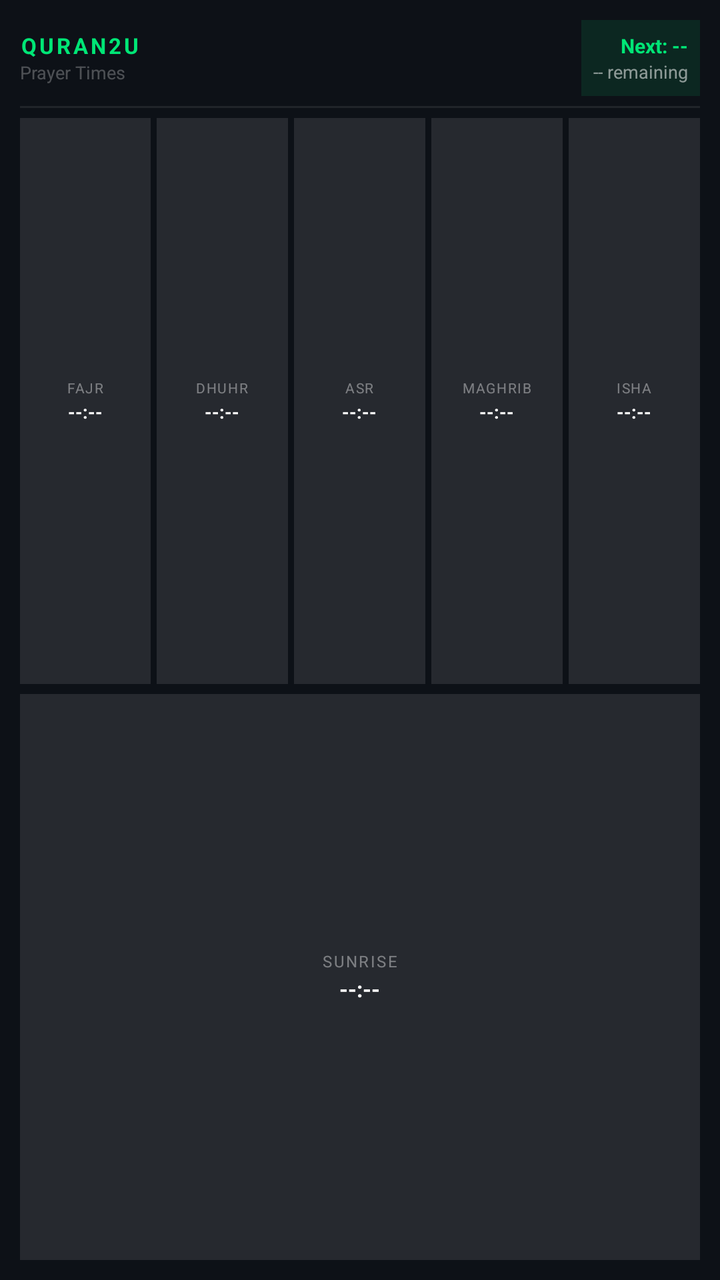
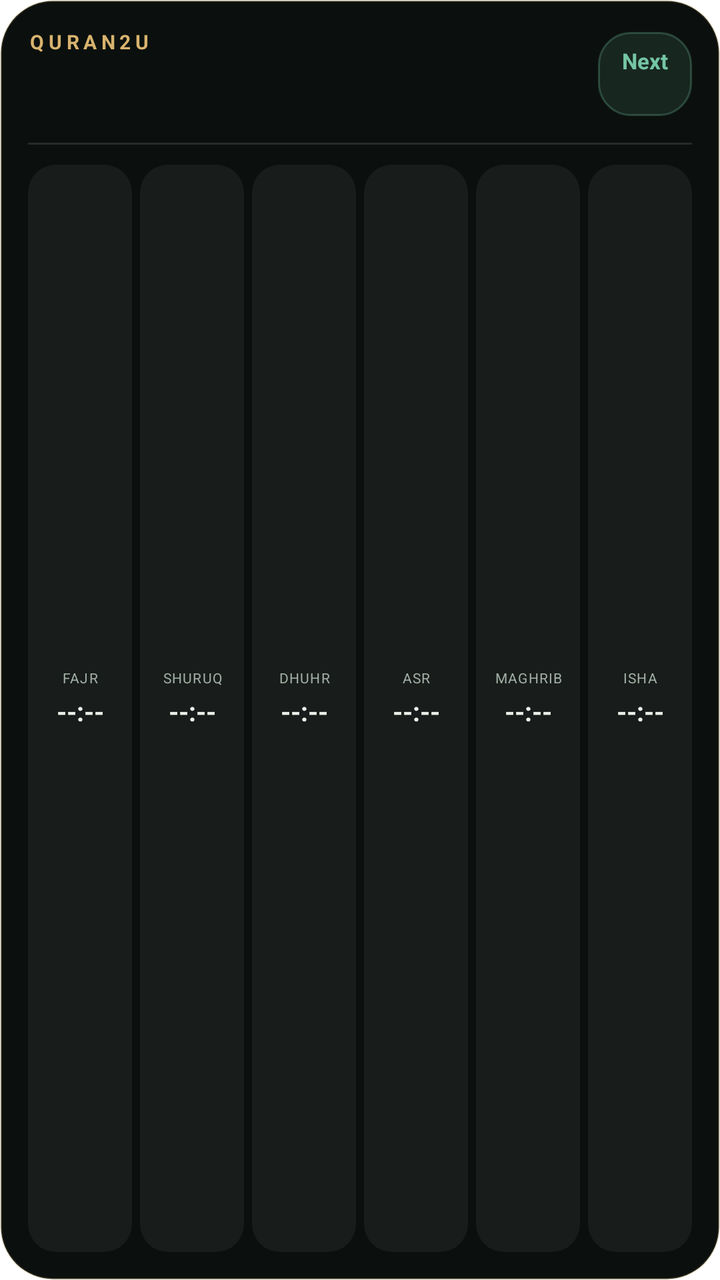

Compare the two renders of this Android layout. The source of the first and the diff that turns it into the second are given below.
<!-- AndroidManifest.xml: fallback theme Theme.MaterialComponents.DayNight.NoActionBar -->
<!-- res/layout/prayer_times_widget.xml -->
<?xml version="1.0" encoding="utf-8"?>
<LinearLayout xmlns:android="http://schemas.android.com/apk/res/android"
    android:id="@+id/widget_root"
    android:layout_width="match_parent"
    android:layout_height="match_parent"
    android:background="#0D1117"
    android:orientation="vertical"
    android:padding="10dp">

    
    <LinearLayout
        android:layout_width="match_parent"
        android:layout_height="wrap_content"
        android:orientation="horizontal"
        android:gravity="center_vertical"
        android:layout_marginBottom="5dp">

        
        <LinearLayout
            android:layout_width="0dp"
            android:layout_height="wrap_content"
            android:layout_weight="1"
            android:orientation="vertical">

            <TextView
                android:layout_width="wrap_content"
                android:layout_height="wrap_content"
                android:text="QURAN2U"
                android:textColor="#00E676"
                android:textSize="11sp"
                android:textStyle="bold"
                android:letterSpacing="0.12" />

            <TextView
                android:layout_width="wrap_content"
                android:layout_height="wrap_content"
                android:text="Prayer Times"
                android:textColor="#44FFFFFF"
                android:textSize="9sp" />
        </LinearLayout>

        
        <LinearLayout
            android:layout_width="wrap_content"
            android:layout_height="wrap_content"
            android:orientation="vertical"
            android:gravity="end"
            android:background="#1A00E676"
            android:padding="6dp">

            <TextView
                android:id="@+id/tv_next_prayer_label"
                android:layout_width="wrap_content"
                android:layout_height="wrap_content"
                android:text="Next: --"
                android:textColor="#00E676"
                android:textSize="10sp"
                android:textStyle="bold" />

            <TextView
                android:id="@+id/tv_countdown"
                android:layout_width="wrap_content"
                android:layout_height="wrap_content"
                android:text="-- remaining"
                android:textColor="#88FFFFFF"
                android:textSize="9sp" />
        </LinearLayout>
    </LinearLayout>

    
    <TextView
        android:layout_width="match_parent"
        android:layout_height="1dp"
        android:background="#15FFFFFF"
        android:layout_marginBottom="5dp" />

    
    <LinearLayout
        android:layout_width="match_parent"
        android:layout_height="0dp"
        android:layout_weight="1"
        android:orientation="horizontal"
        android:layout_marginBottom="5dp">

        
        <LinearLayout
            android:id="@+id/row_fajr"
            android:layout_width="0dp"
            android:layout_height="match_parent"
            android:layout_weight="1"
            android:orientation="vertical"
            android:gravity="center"
            android:background="#1AFFFFFF"
            android:layout_marginEnd="3dp"
            android:paddingTop="3dp"
            android:paddingBottom="3dp">

            <TextView
                android:layout_width="wrap_content"
                android:layout_height="wrap_content"
                android:text="FAJR"
                android:textColor="#66FFFFFF"
                android:textSize="7sp"
                android:letterSpacing="0.08" />

            <TextView
                android:id="@+id/tv_fajr"
                android:layout_width="wrap_content"
                android:layout_height="wrap_content"
                android:text="--:--"
                android:textColor="#FFFFFF"
                android:textSize="9sp"
                android:textStyle="bold"
                android:layout_marginTop="1dp" />
        </LinearLayout>

        
        <LinearLayout
            android:id="@+id/row_dhuhr"
            android:layout_width="0dp"
            android:layout_height="match_parent"
            android:layout_weight="1"
            android:orientation="vertical"
            android:gravity="center"
            android:background="#1AFFFFFF"
            android:layout_marginEnd="3dp"
            android:paddingTop="3dp"
            android:paddingBottom="3dp">

            <TextView
                android:layout_width="wrap_content"
                android:layout_height="wrap_content"
                android:text="DHUHR"
                android:textColor="#66FFFFFF"
                android:textSize="7sp"
                android:letterSpacing="0.08" />

            <TextView
                android:id="@+id/tv_dhuhr"
                android:layout_width="wrap_content"
                android:layout_height="wrap_content"
                android:text="--:--"
                android:textColor="#FFFFFF"
                android:textSize="9sp"
                android:textStyle="bold"
                android:layout_marginTop="1dp" />
        </LinearLayout>

        
        <LinearLayout
            android:id="@+id/row_asr"
            android:layout_width="0dp"
            android:layout_height="match_parent"
            android:layout_weight="1"
            android:orientation="vertical"
            android:gravity="center"
            android:background="#1AFFFFFF"
            android:layout_marginEnd="3dp"
            android:paddingTop="3dp"
            android:paddingBottom="3dp">

            <TextView
                android:layout_width="wrap_content"
                android:layout_height="wrap_content"
                android:text="ASR"
                android:textColor="#66FFFFFF"
                android:textSize="7sp"
                android:letterSpacing="0.08" />

            <TextView
                android:id="@+id/tv_asr"
                android:layout_width="wrap_content"
                android:layout_height="wrap_content"
                android:text="--:--"
                android:textColor="#FFFFFF"
                android:textSize="9sp"
                android:textStyle="bold"
                android:layout_marginTop="1dp" />
        </LinearLayout>

        
        <LinearLayout
            android:id="@+id/row_maghrib"
            android:layout_width="0dp"
            android:layout_height="match_parent"
            android:layout_weight="1"
            android:orientation="vertical"
            android:gravity="center"
            android:background="#1AFFFFFF"
            android:layout_marginEnd="3dp"
            android:paddingTop="3dp"
            android:paddingBottom="3dp">

            <TextView
                android:layout_width="wrap_content"
                android:layout_height="wrap_content"
                android:text="MAGHRIB"
                android:textColor="#66FFFFFF"
                android:textSize="7sp"
                android:letterSpacing="0.08" />

            <TextView
                android:id="@+id/tv_maghrib"
                android:layout_width="wrap_content"
                android:layout_height="wrap_content"
                android:text="--:--"
                android:textColor="#FFFFFF"
                android:textSize="9sp"
                android:textStyle="bold"
                android:layout_marginTop="1dp" />
        </LinearLayout>

        
        <LinearLayout
            android:id="@+id/row_isha"
            android:layout_width="0dp"
            android:layout_height="match_parent"
            android:layout_weight="1"
            android:orientation="vertical"
            android:gravity="center"
            android:background="#1AFFFFFF"
            android:paddingTop="3dp"
            android:paddingBottom="3dp">

            <TextView
                android:layout_width="wrap_content"
                android:layout_height="wrap_content"
                android:text="ISHA"
                android:textColor="#66FFFFFF"
                android:textSize="7sp"
                android:letterSpacing="0.08" />

            <TextView
                android:id="@+id/tv_isha"
                android:layout_width="wrap_content"
                android:layout_height="wrap_content"
                android:text="--:--"
                android:textColor="#FFFFFF"
                android:textSize="9sp"
                android:textStyle="bold"
                android:layout_marginTop="1dp" />
        </LinearLayout>
    </LinearLayout>

    
    <LinearLayout
        android:layout_width="match_parent"
        android:layout_height="0dp"
        android:layout_weight="1"
        android:orientation="horizontal">

        <LinearLayout
            android:id="@+id/row_sunrise"
            android:layout_width="0dp"
            android:layout_height="match_parent"
            android:layout_weight="1"
            android:orientation="vertical"
            android:gravity="center"
            android:background="#1AFFFFFF"
            android:paddingTop="3dp"
            android:paddingBottom="3dp">

            <TextView
                android:layout_width="wrap_content"
                android:layout_height="wrap_content"
                android:text="SUNRISE"
                android:textColor="#66FFFFFF"
                android:textSize="8sp"
                android:letterSpacing="0.1" />

            <TextView
                android:id="@+id/tv_sunrise"
                android:layout_width="wrap_content"
                android:layout_height="wrap_content"
                android:text="--:--"
                android:textColor="#FFFFFF"
                android:textSize="11sp"
                android:textStyle="bold"
                android:layout_marginTop="1dp" />
        </LinearLayout>
    </LinearLayout>

</LinearLayout>
<!-- resources referenced by this layout -->
<resources>

</resources>

<!-- the commit's change to res/layout/prayer_times_widget.xml (unified diff, before → after) -->
@@ -3,19 +3,18 @@
     android:id="@+id/widget_root"
     android:layout_width="match_parent"
     android:layout_height="match_parent"
-    android:background="#0D1117"
+    android:background="@drawable/widget_background"
     android:orientation="vertical"
-    android:padding="10dp">
+    android:padding="14dp">
 
     
     <LinearLayout
         android:layout_width="match_parent"
         android:layout_height="wrap_content"
         android:orientation="horizontal"
-        android:gravity="center_vertical"
-        android:layout_marginBottom="5dp">
-
-        
+        android:baselineAligned="false"
+        android:gravity="center_vertical">
+
         <LinearLayout
             android:layout_width="0dp"
             android:layout_height="wrap_content"
@@ -26,44 +25,66 @@
                 android:layout_width="wrap_content"
                 android:layout_height="wrap_content"
                 android:text="QURAN2U"
-                android:textColor="#00E676"
-                android:textSize="11sp"
-                android:textStyle="bold"
-                android:letterSpacing="0.12" />
-
-            <TextView
+                android:textColor="#D8B36E"
+                android:textSize="10sp"
+                android:textStyle="bold"
+                android:letterSpacing="0.22"
+                android:singleLine="true" />
+
+            <TextView
+                android:id="@+id/tv_hijri_date"
                 android:layout_width="wrap_content"
                 android:layout_height="wrap_content"
-                android:text="Prayer Times"
-                android:textColor="#44FFFFFF"
-                android:textSize="9sp" />
-        </LinearLayout>
-
-        
+                android:layout_marginTop="3dp"
+                android:text=""
+                android:textColor="#ECEFE9"
+                android:textSize="12sp"
+                android:textStyle="bold"
+                android:singleLine="true"
+                android:ellipsize="end" />
+
+            <TextView
+                android:id="@+id/tv_greg_date"
+                android:layout_width="wrap_content"
+                android:layout_height="wrap_content"
+                android:layout_marginTop="1dp"
+                android:text=""
+                android:textColor="#A2AFA6"
+                android:textSize="9sp"
+                android:singleLine="true"
+                android:ellipsize="end" />
+        </LinearLayout>
+
         <LinearLayout
             android:layout_width="wrap_content"
             android:layout_height="wrap_content"
             android:orientation="vertical"
             android:gravity="end"
-            android:background="#1A00E676"
-            android:padding="6dp">
+            android:background="@drawable/widget_pill"
+            android:paddingStart="12dp"
+            android:paddingEnd="12dp"
+            android:paddingTop="7dp"
+            android:paddingBottom="7dp">
 
             <TextView
                 android:id="@+id/tv_next_prayer_label"
                 android:layout_width="wrap_content"
                 android:layout_height="wrap_content"
-                android:text="Next: --"
-                android:textColor="#00E676"
-                android:textSize="10sp"
-                android:textStyle="bold" />
+                android:text="Next"
+                android:textColor="#74C6A4"
+                android:textSize="11sp"
+                android:textStyle="bold"
+                android:singleLine="true" />
 
             <TextView
                 android:id="@+id/tv_countdown"
                 android:layout_width="wrap_content"
                 android:layout_height="wrap_content"
-                android:text="-- remaining"
-                android:textColor="#88FFFFFF"
-                android:textSize="9sp" />
+                android:layout_marginTop="1dp"
+                android:text=""
+                android:textColor="#A2AFA6"
+                android:textSize="9sp"
+                android:singleLine="true" />
         </LinearLayout>
     </LinearLayout>
 
@@ -71,8 +92,9 @@
     <TextView
         android:layout_width="match_parent"
         android:layout_height="1dp"
-        android:background="#15FFFFFF"
-        android:layout_marginBottom="5dp" />
+        android:background="#1FECEFE9"
+        android:layout_marginTop="11dp"
+        android:layout_marginBottom="10dp" />
 
     
     <LinearLayout
@@ -80,7 +102,7 @@
         android:layout_height="0dp"
         android:layout_weight="1"
         android:orientation="horizontal"
-        android:layout_marginBottom="5dp">
+        android:baselineAligned="false">
 
         
         <LinearLayout
@@ -90,28 +112,98 @@
             android:layout_weight="1"
             android:orientation="vertical"
             android:gravity="center"
-            android:background="#1AFFFFFF"
-            android:layout_marginEnd="3dp"
-            android:paddingTop="3dp"
-            android:paddingBottom="3dp">
-
-            <TextView
-                android:layout_width="wrap_content"
-                android:layout_height="wrap_content"
+            android:paddingStart="2dp"
+            android:paddingEnd="2dp"
+            android:background="@drawable/widget_cell_normal"
+            android:layout_marginEnd="4dp">
+
+            <TextView
+                android:id="@+id/lbl_fajr"
+                android:layout_width="match_parent"
+                android:layout_height="wrap_content"
+                android:gravity="center"
                 android:text="FAJR"
-                android:textColor="#66FFFFFF"
-                android:textSize="7sp"
-                android:letterSpacing="0.08" />
+                android:textColor="#A2AFA6"
+                android:textSize="7sp"
+                android:letterSpacing="0.06"
+                android:singleLine="true"
+                android:ellipsize="none" />
 
             <TextView
                 android:id="@+id/tv_fajr"
-                android:layout_width="wrap_content"
-                android:layout_height="wrap_content"
-                android:text="--:--"
-                android:textColor="#FFFFFF"
-                android:textSize="9sp"
-                android:textStyle="bold"
-                android:layout_marginTop="1dp" />
+                android:layout_width="match_parent"
+                android:layout_height="wrap_content"
+                android:gravity="center"
+                android:layout_marginTop="3dp"
+                android:text="--:--"
+                android:textColor="#ECEFE9"
+                android:textSize="13sp"
+                android:textStyle="bold"
+                android:singleLine="true"
+                android:ellipsize="none" />
+
+            <TextView
+                android:id="@+id/mer_fajr"
+                android:layout_width="match_parent"
+                android:layout_height="wrap_content"
+                android:gravity="center"
+                android:text=""
+                android:textColor="#A2AFA6"
+                android:textSize="7sp"
+                android:letterSpacing="0.06"
+                android:singleLine="true"
+                android:ellipsize="none" />
+        </LinearLayout>
+
+        
+        <LinearLayout
+            android:id="@+id/row_sunrise"
+            android:layout_width="0dp"
+            android:layout_height="match_parent"
+            android:layout_weight="1"
+            android:orientation="vertical"
+            android:gravity="center"
+            android:paddingStart="2dp"
+            android:paddingEnd="2dp"
+            android:background="@drawable/widget_cell_normal"
+            android:layout_marginEnd="4dp">
+
+            <TextView
+                android:id="@+id/lbl_sunrise"
+                android:layout_width="match_parent"
+                android:layout_height="wrap_content"
+                android:gravity="center"
+                android:text="SHURUQ"
+                android:textColor="#A2AFA6"
+                android:textSize="7sp"
+                android:letterSpacing="0.06"
+                android:singleLine="true"
+                android:ellipsize="none" />
+
+            <TextView
+                android:id="@+id/tv_sunrise"
+                android:layout_width="match_parent"
+                android:layout_height="wrap_content"
+                android:gravity="center"
+                android:layout_marginTop="3dp"
+                android:text="--:--"
+                android:textColor="#ECEFE9"
+                android:textSize="13sp"
+                android:textStyle="bold"
+                android:singleLine="true"
+                android:ellipsize="none" />
+
+            <TextView
+                android:id="@+id/mer_sunrise"
+                android:layout_width="match_parent"
+                android:layout_height="wrap_content"
+                android:gravity="center"
+                android:text=""
+                android:textColor="#A2AFA6"
+                android:textSize="7sp"
+                android:letterSpacing="0.06"
+                android:singleLine="true"
+                android:ellipsize="none" />
         </LinearLayout>
 
         
@@ -122,28 +214,47 @@
             android:layout_weight="1"
             android:orientation="vertical"
             android:gravity="center"
-            android:background="#1AFFFFFF"
-            android:layout_marginEnd="3dp"
-            android:paddingTop="3dp"
-            android:paddingBottom="3dp">
-
-            <TextView
-                android:layout_width="wrap_content"
-                android:layout_height="wrap_content"
+            android:paddingStart="2dp"
+            android:paddingEnd="2dp"
+            android:background="@drawable/widget_cell_normal"
+            android:layout_marginEnd="4dp">
+
+            <TextView
+                android:id="@+id/lbl_dhuhr"
+                android:layout_width="match_parent"
+                android:layout_height="wrap_content"
+                android:gravity="center"
                 android:text="DHUHR"
-                android:textColor="#66FFFFFF"
-                android:textSize="7sp"
-                android:letterSpacing="0.08" />
+                android:textColor="#A2AFA6"
+                android:textSize="7sp"
+                android:letterSpacing="0.06"
+                android:singleLine="true"
+                android:ellipsize="none" />
 
             <TextView
                 android:id="@+id/tv_dhuhr"
-                android:layout_width="wrap_content"
-                android:layout_height="wrap_content"
-                android:text="--:--"
-                android:textColor="#FFFFFF"
-                android:textSize="9sp"
-                android:textStyle="bold"
-                android:layout_marginTop="1dp" />
+                android:layout_width="match_parent"
+                android:layout_height="wrap_content"
+                android:gravity="center"
+                android:layout_marginTop="3dp"
+                android:text="--:--"
+                android:textColor="#ECEFE9"
+                android:textSize="13sp"
+                android:textStyle="bold"
+                android:singleLine="true"
+                android:ellipsize="none" />
+
+            <TextView
+                android:id="@+id/mer_dhuhr"
+                android:layout_width="match_parent"
+                android:layout_height="wrap_content"
+                android:gravity="center"
+                android:text=""
+                android:textColor="#A2AFA6"
+                android:textSize="7sp"
+                android:letterSpacing="0.06"
+                android:singleLine="true"
+                android:ellipsize="none" />
         </LinearLayout>
 
         
@@ -154,28 +265,47 @@
             android:layout_weight="1"
             android:orientation="vertical"
             android:gravity="center"
-            android:background="#1AFFFFFF"
-            android:layout_marginEnd="3dp"
-            android:paddingTop="3dp"
-            android:paddingBottom="3dp">
-
-            <TextView
-                android:layout_width="wrap_content"
-                android:layout_height="wrap_content"
+            android:paddingStart="2dp"
+            android:paddingEnd="2dp"
+            android:background="@drawable/widget_cell_normal"
+            android:layout_marginEnd="4dp">
+
+            <TextView
+                android:id="@+id/lbl_asr"
+                android:layout_width="match_parent"
+                android:layout_height="wrap_content"
+                android:gravity="center"
                 android:text="ASR"
-                android:textColor="#66FFFFFF"
-                android:textSize="7sp"
-                android:letterSpacing="0.08" />
+                android:textColor="#A2AFA6"
+                android:textSize="7sp"
+                android:letterSpacing="0.06"
+                android:singleLine="true"
+                android:ellipsize="none" />
 
             <TextView
                 android:id="@+id/tv_asr"
-                android:layout_width="wrap_content"
-                android:layout_height="wrap_content"
-                android:text="--:--"
-                android:textColor="#FFFFFF"
-                android:textSize="9sp"
-                android:textStyle="bold"
-                android:layout_marginTop="1dp" />
+                android:layout_width="match_parent"
+                android:layout_height="wrap_content"
+                android:gravity="center"
+                android:layout_marginTop="3dp"
+                android:text="--:--"
+                android:textColor="#ECEFE9"
+                android:textSize="13sp"
+                android:textStyle="bold"
+                android:singleLine="true"
+                android:ellipsize="none" />
+
+            <TextView
+                android:id="@+id/mer_asr"
+                android:layout_width="match_parent"
+                android:layout_height="wrap_content"
+                android:gravity="center"
+                android:text=""
+                android:textColor="#A2AFA6"
+                android:textSize="7sp"
+                android:letterSpacing="0.06"
+                android:singleLine="true"
+                android:ellipsize="none" />
         </LinearLayout>
 
         
@@ -186,28 +316,47 @@
             android:layout_weight="1"
             android:orientation="vertical"
             android:gravity="center"
-            android:background="#1AFFFFFF"
-            android:layout_marginEnd="3dp"
-            android:paddingTop="3dp"
-            android:paddingBottom="3dp">
-
-            <TextView
-                android:layout_width="wrap_content"
-                android:layout_height="wrap_content"
+            android:paddingStart="2dp"
+            android:paddingEnd="2dp"
+            android:background="@drawable/widget_cell_normal"
+            android:layout_marginEnd="4dp">
+
+            <TextView
+                android:id="@+id/lbl_maghrib"
+                android:layout_width="match_parent"
+                android:layout_height="wrap_content"
+                android:gravity="center"
                 android:text="MAGHRIB"
-                android:textColor="#66FFFFFF"
-                android:textSize="7sp"
-                android:letterSpacing="0.08" />
+                android:textColor="#A2AFA6"
+                android:textSize="7sp"
+                android:letterSpacing="0.06"
+                android:singleLine="true"
+                android:ellipsize="none" />
 
             <TextView
                 android:id="@+id/tv_maghrib"
-                android:layout_width="wrap_content"
-                android:layout_height="wrap_content"
-                android:text="--:--"
-                android:textColor="#FFFFFF"
-                android:textSize="9sp"
-                android:textStyle="bold"
-                android:layout_marginTop="1dp" />
+                android:layout_width="match_parent"
+                android:layout_height="wrap_content"
+                android:gravity="center"
+                android:layout_marginTop="3dp"
+                android:text="--:--"
+                android:textColor="#ECEFE9"
+                android:textSize="13sp"
+                android:textStyle="bold"
+                android:singleLine="true"
+                android:ellipsize="none" />
+
+            <TextView
+                android:id="@+id/mer_maghrib"
+                android:layout_width="match_parent"
+                android:layout_height="wrap_content"
+                android:gravity="center"
+                android:text=""
+                android:textColor="#A2AFA6"
+                android:textSize="7sp"
+                android:letterSpacing="0.06"
+                android:singleLine="true"
+                android:ellipsize="none" />
         </LinearLayout>
 
         
@@ -218,66 +367,47 @@
             android:layout_weight="1"
             android:orientation="vertical"
             android:gravity="center"
-            android:background="#1AFFFFFF"
-            android:paddingTop="3dp"
-            android:paddingBottom="3dp">
-
-            <TextView
-                android:layout_width="wrap_content"
-                android:layout_height="wrap_content"
+            android:paddingStart="2dp"
+            android:paddingEnd="2dp"
+            android:background="@drawable/widget_cell_normal">
+
+            <TextView
+                android:id="@+id/lbl_isha"
+                android:layout_width="match_parent"
+                android:layout_height="wrap_content"
+                android:gravity="center"
                 android:text="ISHA"
-                android:textColor="#66FFFFFF"
-                android:textSize="7sp"
-                android:letterSpacing="0.08" />
+                android:textColor="#A2AFA6"
+                android:textSize="7sp"
+                android:letterSpacing="0.06"
+                android:singleLine="true"
+                android:ellipsize="none" />
 
             <TextView
                 android:id="@+id/tv_isha"
-                android:layout_width="wrap_content"
-                android:layout_height="wrap_content"
-                android:text="--:--"
-                android:textColor="#FFFFFF"
-                android:textSize="9sp"
-                android:textStyle="bold"
-                android:layout_marginTop="1dp" />
+                android:layout_width="match_parent"
+                android:layout_height="wrap_content"
+                android:gravity="center"
+                android:layout_marginTop="3dp"
+                android:text="--:--"
+                android:textColor="#ECEFE9"
+                android:textSize="13sp"
+                android:textStyle="bold"
+                android:singleLine="true"
+                android:ellipsize="none" />
+
+            <TextView
+                android:id="@+id/mer_isha"
+                android:layout_width="match_parent"
+                android:layout_height="wrap_content"
+                android:gravity="center"
+                android:text=""
+                android:textColor="#A2AFA6"
+                android:textSize="7sp"
+                android:letterSpacing="0.06"
+                android:singleLine="true"
+                android:ellipsize="none" />
         </LinearLayout>
     </LinearLayout>
 
-    
-    <LinearLayout
-        android:layout_width="match_parent"
-        android:layout_height="0dp"
-        android:layout_weight="1"
-        android:orientation="horizontal">
-
-        <LinearLayout
-            android:id="@+id/row_sunrise"
-            android:layout_width="0dp"
-            android:layout_height="match_parent"
-            android:layout_weight="1"
-            android:orientation="vertical"
-            android:gravity="center"
-            android:background="#1AFFFFFF"
-            android:paddingTop="3dp"
-            android:paddingBottom="3dp">
-
-            <TextView
-                android:layout_width="wrap_content"
-                android:layout_height="wrap_content"
-                android:text="SUNRISE"
-                android:textColor="#66FFFFFF"
-                android:textSize="8sp"
-                android:letterSpacing="0.1" />
-
-            <TextView
-                android:id="@+id/tv_sunrise"
-                android:layout_width="wrap_content"
-                android:layout_height="wrap_content"
-                android:text="--:--"
-                android:textColor="#FFFFFF"
-                android:textSize="11sp"
-                android:textStyle="bold"
-                android:layout_marginTop="1dp" />
-        </LinearLayout>
-    </LinearLayout>
-
 </LinearLayout>
<!-- resource entries referenced after the edit -->
@@ -1,5 +1,27 @@
 <!-- resources referenced by this layout -->
 <resources>
-
+  <!-- drawable widget_background (drawable) -->
+  <?xml version="1.0" encoding="utf-8"?>
+  <shape xmlns:android="http://schemas.android.com/apk/res/android"
+      android:shape="rectangle">
+      <solid android:color="#0B100E" />
+      <corners android:radius="26dp" />
+      <stroke android:width="1dp" android:color="#33D8B36E" />
+  </shape>
+  <!-- drawable widget_cell_normal (drawable) -->
+  <?xml version="1.0" encoding="utf-8"?>
+  <shape xmlns:android="http://schemas.android.com/apk/res/android"
+      android:shape="rectangle">
+      <solid android:color="#0FECEFE9" />
+      <corners android:radius="14dp" />
+  </shape>
+  <!-- drawable widget_pill (drawable) -->
+  <?xml version="1.0" encoding="utf-8"?>
+  <shape xmlns:android="http://schemas.android.com/apk/res/android"
+      android:shape="rectangle">
+      <solid android:color="#1F74C6A4" />
+      <corners android:radius="16dp" />
+      <stroke android:width="1dp" android:color="#4574C6A4" />
+  </shape>
 </resources>
 
